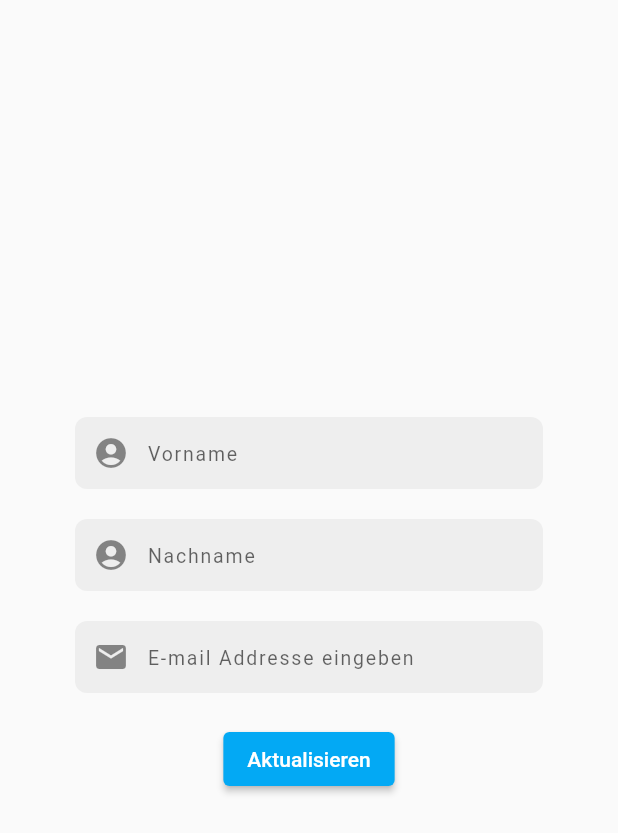
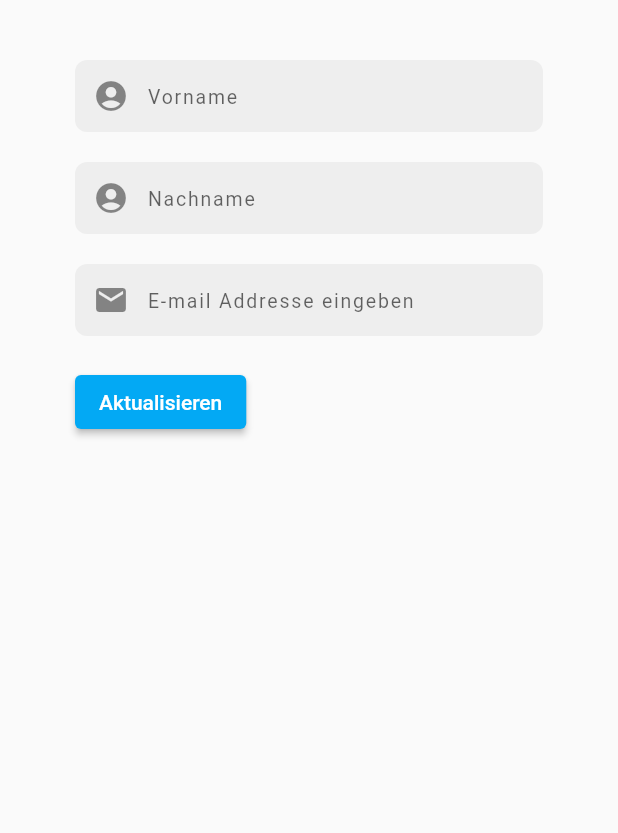
Before and after one commit to merve017/todolistapp, a Flutter app: the MyProfileScreen widget shown alone on an empty page, opened directly, on a phone screen of 412 x 824 dp. Shown: the top 833 px of the screen. Run offline on Flutter 3.47's test engine with Material 2 defaults, Android fonts, the phone set to English and light mode, and no system bars; our stand-ins replace cloud_firestore, firebase_auth, firebase_core, flutter_signin_button, flutter_slidable, fluttertoast and 5 more; missing offline and left inert: syncfusion_localizations; accounts and stored records are empty; network calls fail.

Commit message:
push for firebase

```diff
--- a/lib/screens/myprofile_screen.dart
+++ b/lib/screens/myprofile_screen.dart
@@ -69,8 +69,8 @@ class _MyProfileScreenState extends State<MyProfileScreen> {
               child: Form(
                 key: _formKey,
                 child: Column(
-                  mainAxisAlignment: MainAxisAlignment.center,
-                  crossAxisAlignment: CrossAxisAlignment.center,
+                  mainAxisAlignment: MainAxisAlignment.start,
+                  crossAxisAlignment: CrossAxisAlignment.start,
                   children: <Widget>[
                     placeHolder,
                     NameField(controller: firstName, name: "Vorname"),
```
